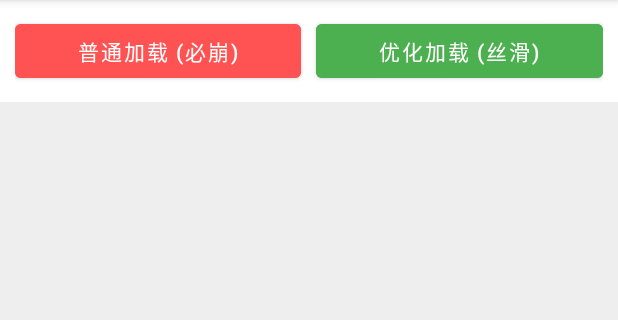
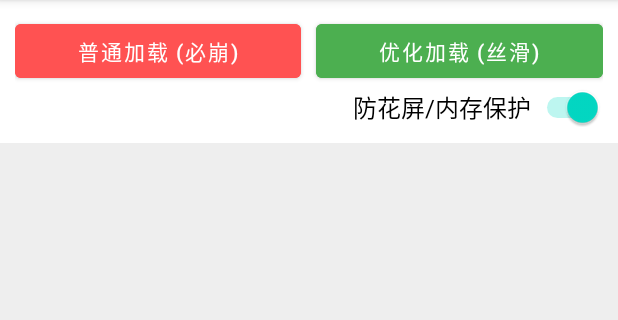
Before and after one commit to swithun-liu/demos, an Android app: the screen it shows after launch (MainActivity), after a tap on "优化加载 (丝滑)", on a phone screen of 412 x 824 dp, the part 84-404 px from its top. Run offline under Robolectric (Android 15) with nearby library versions, the phone set to English and light mode, and no system bars; 1 other tap on this screen came first.

Commit message:
huaping kaiguan

```diff
--- a/highperformancebitmap/app/src/main/java/com/example/highperformancebitmap/GestureLargeImage.kt
+++ b/highperformancebitmap/app/src/main/java/com/example/highperformancebitmap/GestureLargeImage.kt
@@ -44,6 +44,11 @@ class GestureLargeImageView @JvmOverloads constructor(
     init {
         // 将核心渲染 View 添加为子 View，填满父容器
         addView(coreView, LayoutParams(LayoutParams.MATCH_PARENT, LayoutParams.MATCH_PARENT))
+    }
+
+    // 【新增】设置是否开启修复
+    fun setArtifactsFix(enable: Boolean) {
+        coreView.enableArtifactsFix = enable
     }
 
     /**
--- a/highperformancebitmap/app/src/main/java/com/example/highperformancebitmap/MainActivity.kt
+++ b/highperformancebitmap/app/src/main/java/com/example/highperformancebitmap/MainActivity.kt
@@ -7,6 +7,7 @@ import android.util.Log
 import android.widget.Button
 import android.widget.FrameLayout
 import android.widget.ImageView
+import android.widget.Switch
 import android.widget.Toast
 import androidx.appcompat.app.AppCompatActivity
 import java.io.InputStream
@@ -14,6 +15,7 @@ import java.io.InputStream
 class MainActivity : AppCompatActivity() {
 
     private lateinit var container: FrameLayout
+    private var isFixEnabled = true // 记录当前开关状态
 
     override fun onCreate(savedInstanceState: Bundle?) {
         super.onCreate(savedInstanceState)
@@ -27,6 +29,17 @@ class MainActivity : AppCompatActivity() {
 
         findViewById<Button>(R.id.btnLoadLarge).setOnClickListener {
             loadTheOptimizedWay()
+        }
+
+        // 绑定开关事件
+        findViewById<Switch>(R.id.switchFixArtifacts).setOnCheckedChangeListener { _, isChecked ->
+            isFixEnabled = isChecked
+            // 如果当前已经加载了 GestureLargeImageView，实时更新它的状态
+            val child = container.getChildAt(0)
+            if (child is GestureLargeImageView) {
+                child.setArtifactsFix(isChecked)
+                Toast.makeText(this, if(isChecked) "保护开启：画面正常" else "保护关闭：缩放将花屏", Toast.LENGTH_SHORT).show()
+            }
         }
     }
 
@@ -116,12 +129,15 @@ class MainActivity : AppCompatActivity() {
 
         try {
             val largeImageView = GestureLargeImageView(this)
+            // 初始化时设置开关状态
+            largeImageView.setArtifactsFix(isFixEnabled)
+
             container.addView(largeImageView)
 
             val inputStream: InputStream = assets.open("big_image.jpg")
             largeImageView.setInputStream(inputStream)
 
-            Toast.makeText(this, "加载成功，内存占用极低", Toast.LENGTH_SHORT).show()
+            Toast.makeText(this, "加载成功", Toast.LENGTH_SHORT).show()
         } catch (e: Exception) {
             e.printStackTrace()
         }
--- a/highperformancebitmap/app/src/main/res/layout/activity_main.xml
+++ b/highperformancebitmap/app/src/main/res/layout/activity_main.xml
@@ -7,8 +7,13 @@
     <LinearLayout
         android:layout_width="match_parent"
         android:layout_height="wrap_content"
-        android:orientation="horizontal"
+        android:orientation="vertical"
         android:padding="10dp">
+
+        <LinearLayout
+            android:layout_width="match_parent"
+            android:layout_height="wrap_content"
+            android:orientation="horizontal">
 
             <Button
                 android:id="@+id/btnLoadCrash"
@@ -19,9 +24,7 @@
                 android:backgroundTint="#FF5252"
                 android:textColor="#FFFFFF"/>
 
-        <View
-            android:layout_width="10dp"
-            android:layout_height="1dp"/>
+            <View android:layout_width="10dp" android:layout_height="1dp"/>
 
             <Button
                 android:id="@+id/btnLoadLarge"
@@ -31,6 +34,17 @@
                 android:text="优化加载 (丝滑)"
                 android:backgroundTint="#4CAF50"
                 android:textColor="#FFFFFF"/>
+        </LinearLayout>
+
+        <Switch
+            android:id="@+id/switchFixArtifacts"
+            android:layout_width="wrap_content"
+            android:layout_height="wrap_content"
+            android:layout_gravity="end"
+            android:checked="true"
+            android:text="防花屏/内存保护"
+            android:textSize="16sp" />
+
     </LinearLayout>
 
     <FrameLayout
```
Also changed, not shown: highperformancebitmap/app/src/main/java/com/example/highperformancebitmap/CoreLargeImage.kt (+29 -130 lines). Lines whose indentation alone changed are shown as unchanged.
